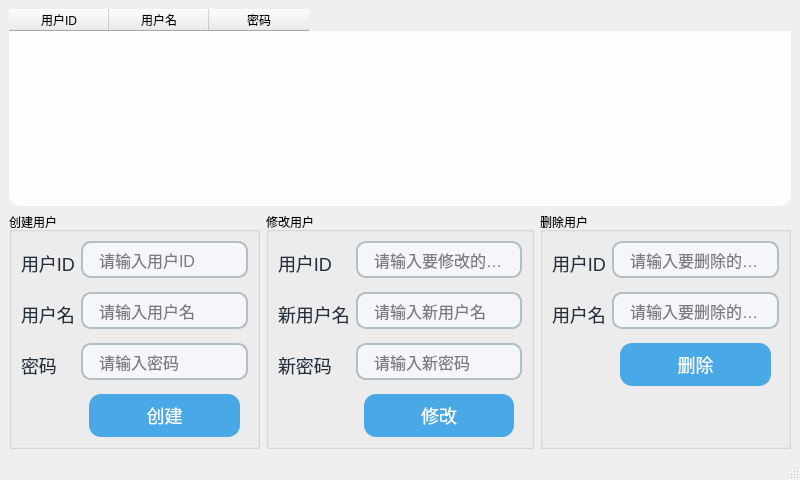
Before: the Qt Designer form usermanagewin.ui in JinJieBeWater/oceanSystem, drawn with Qt 5.
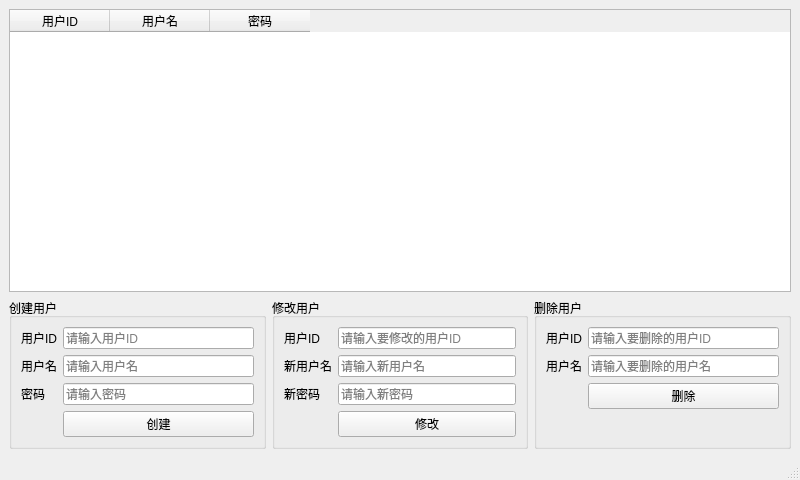
After: the same form once the commit is applied. Icons and pictures are not drawn.

Commit message: ✨ feat(ui): 移除冗余样式，优化用户管理窗口和主窗口的界面布局

```diff
--- a/usermanagewin.ui
+++ b/usermanagewin.ui
@@ -15,40 +15,6 @@
   </property>
   <property name="styleSheet">
    <string notr="true">
-QMainWindow{border-image: url(D:/University/Yue inlay/qt/oceaSsystem/resources/ocean.jpg);}
-QLabel {
-    font-size: 18px;
-    color: #222f3e;
-}
-QTableWidget {
-    background: rgba(255,255,255,0.85);
-    border-radius: 12px;
-    font-size: 16px;
-    selection-background-color: #48a9e6;
-    selection-color: white;
-}
-QPushButton {
-    background-color: #48a9e6;
-    color: white;
-    border-radius: 12px;
-    font-size: 18px;
-    padding: 8px 24px;
-    margin: 0 8px;
-}
-QPushButton:hover {
-    background-color: #357ab7;
-}
-QLineEdit {
-    border-radius: 10px;
-    border: 1.5px solid #b2bec3;
-    padding: 6px 14px;
-    font-size: 16px;
-    background: #f5f6fa;
-    margin-bottom: 8px;
-}
-QWidget#centralwidget {
-    background: transparent;
-}
    </string>
   </property>
   <widget class="QWidget" name="centralwidget">
```
The commit also changes 5 other files.
